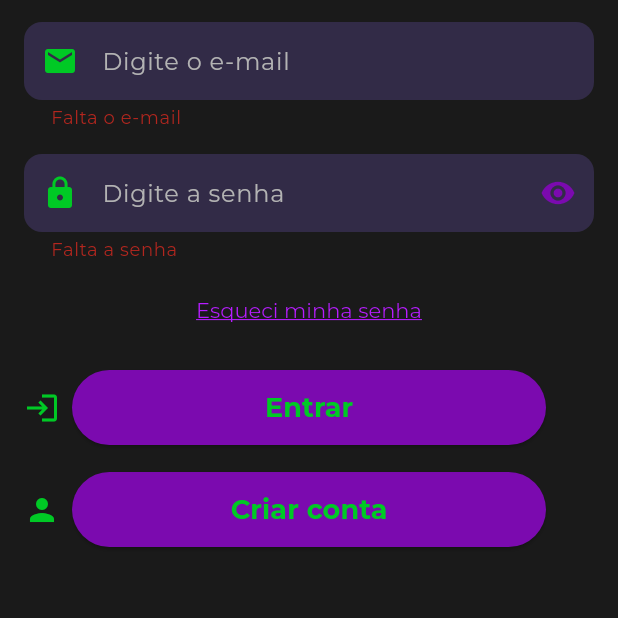
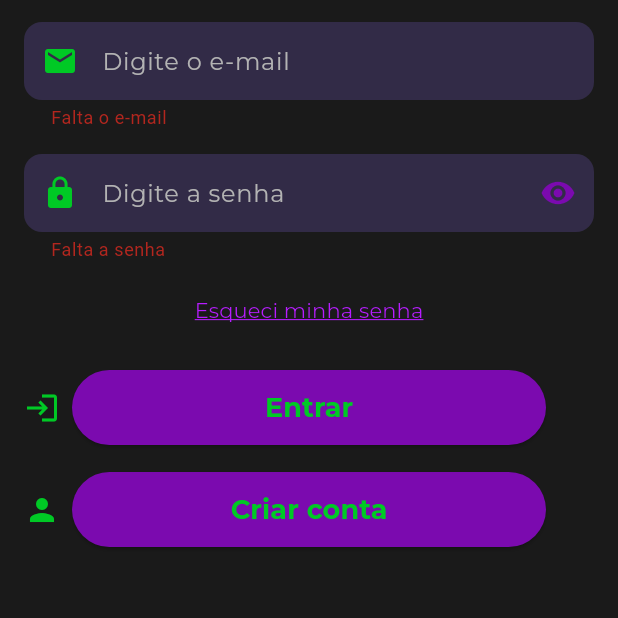
Before and after one commit to Enock21/tm, a Flutter app: the screen it shows after launch, after a tap on "Entrar", on a phone screen of 412 x 824 dp, the part 281-899 px from its top. Run offline on Flutter 3.47's test engine with Material 3 defaults, Android fonts, the phone set to English and light mode, and no system bars; our stand-ins replace google_fonts; Roboto replaces fonts that are missing (Berkshire Swash); project files that could hold a hidden picture were left out.

Commit message:
Refactor: Removing obsolete unused stuff from theme.dart.

```diff
--- a/tm_front/lib/main.dart
+++ b/tm_front/lib/main.dart
@@ -1,5 +1,4 @@
 import 'package:flutter/material.dart';
-import 'package:tm_front/widgets/theme.dart';
 import 'package:tm_front/screens/login_screen.dart';
 import 'package:tm_front/screens/password_recovery_screen.dart';
 
@@ -14,7 +13,6 @@ class MyApp extends StatelessWidget {
   Widget build(BuildContext context) {
     return MaterialApp(
       title: 'Taverna Multiversal',
-      theme: theme,
       home: const LoginScreen(),
       //home: const PasswordRecoveryScreen(),
     );
--- a/tm_front/lib/screens/login_screen.dart
+++ b/tm_front/lib/screens/login_screen.dart
@@ -92,7 +92,7 @@ class LoginScreenState extends State<LoginScreen> {
                       ),
                       const SizedBox(width: 8),
                       const SizedBox(
-                          width: 24), // Espaço reservado para o ícone oculto
+                          width: 24), // Space reserved for hidden icon, used to centralize the button.
                     ],
                   ),
                   const SizedBox(height: 18),
@@ -118,7 +118,7 @@ class LoginScreenState extends State<LoginScreen> {
                       ),
                       const SizedBox(width: 8),
                       const SizedBox(
-                          width: 24), // Espaço reservado para o ícone oculto
+                          width: 24), // Space reserved for hidden icon, used to centralize the button.
                     ],
                   ),
                 ],
--- a/tm_front/lib/widgets/theme.dart
+++ b/tm_front/lib/widgets/theme.dart
@@ -52,62 +52,3 @@ class AppTexts {
     fontWeight: FontWeight.w400,
   );
 }
-
-final theme = ThemeData(
-  scaffoldBackgroundColor: AppColors.backgroundColor,
-  textTheme: TextTheme(
-    headlineLarge: GoogleFonts.getFont(
-      'Berkshire Swash',
-      color: AppColors.nonInteractiveMainColor,
-      fontSize: 48,
-      fontWeight: FontWeight.bold,
-    ),
-    bodyLarge: GoogleFonts.montserrat(
-      color: AppColors.nonInteractiveMainColor,
-      fontSize: 16,
-      fontWeight: FontWeight.w400,
-    ),
-    bodyMedium: GoogleFonts.montserrat(
-      color: AppColors.nonInteractiveMainColor,
-      fontSize: 14,
-      fontWeight: FontWeight.w400,
-    ),
-    bodySmall: GoogleFonts.montserrat(
-      color: AppColors.nonInteractiveMainColor,
-      fontSize: 12,
-      fontWeight: FontWeight.w400,
-    ),
-    labelLarge: GoogleFonts.montserrat(
-      color: AppColors.nonInteractiveMainColor,
-      fontSize: 18,
-      fontWeight: FontWeight.bold,
-    ),
-    labelMedium: GoogleFonts.montserrat(
-      color: AppColors.nonInteractiveMainColor,
-      fontSize: 14,
-      fontWeight: FontWeight.bold,
-    ),
-  ),
-  inputDecorationTheme: InputDecorationTheme(
-    border: OutlineInputBorder(
-      borderRadius: BorderRadius.circular(12),
-      borderSide: BorderSide.none,
-    ),
-    hintStyle: GoogleFonts.montserrat(
-      color: AppColors.nonInteractiveSecondColor,
-      fontSize: 16,
-      fontWeight: FontWeight.w400,
-    ),
-    filled: true,
-    fillColor: AppColors.boxColor,
-  ),
-  textButtonTheme: TextButtonThemeData(
-    style: TextButton.styleFrom(
-      foregroundColor: AppColors.interactiveSecondColor,
-      textStyle: GoogleFonts.montserrat(
-        decoration: TextDecoration.underline,
-        decorationColor: AppColors.interactiveSecondColor,
-      )
-    )
-  )
-);
```
